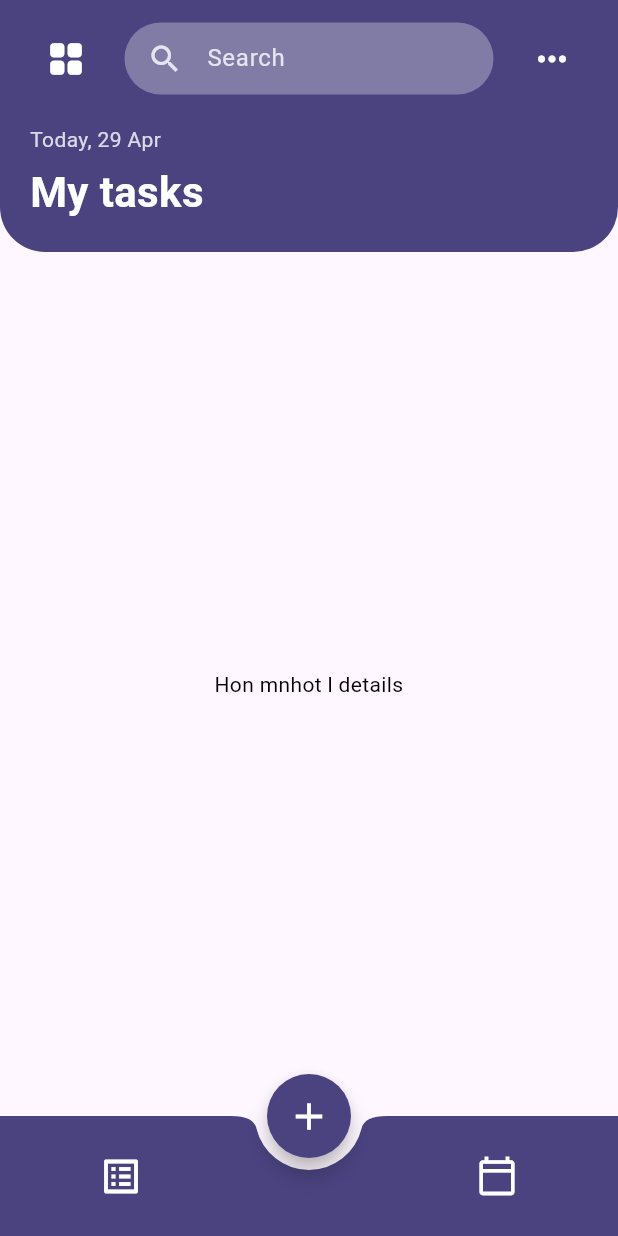
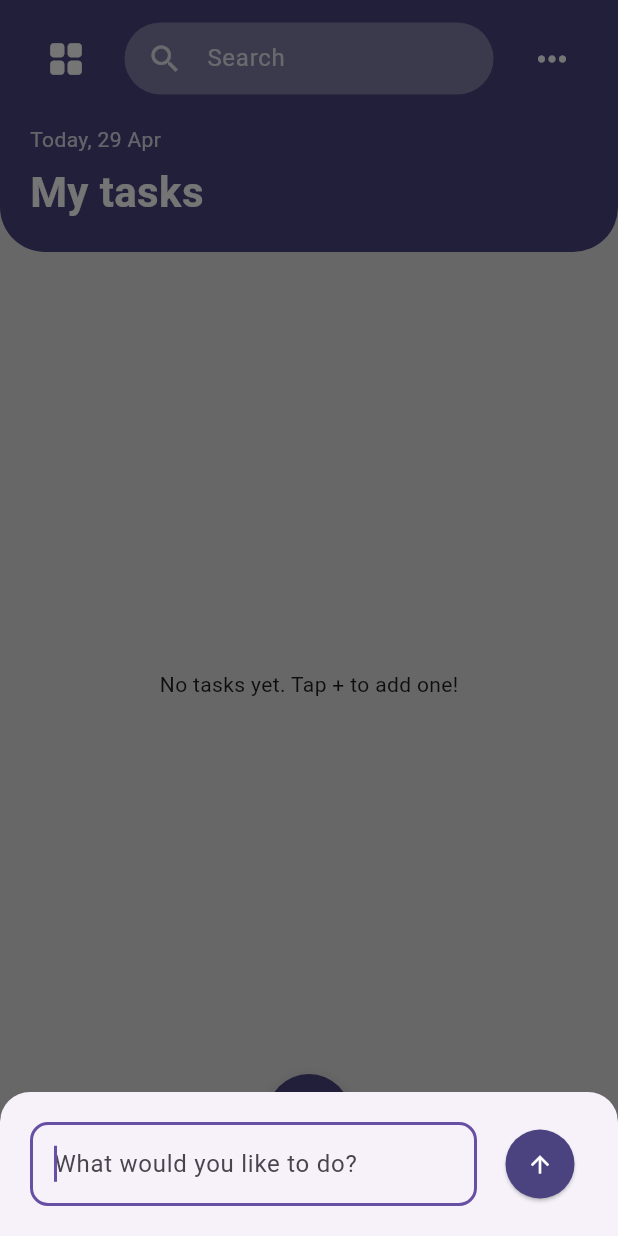
Before and after one commit to code0lama/Todoire, a Flutter app: the screen it shows after launch, after a tap on the "add" icon, on a phone screen of 412 x 824 dp. Run offline on Flutter 3.47's test engine with Material 3 defaults, Android fonts, the phone set to English and light mode, and no system bars.

Commit message:
add tasks v0

```diff
--- a/lib/main.dart
+++ b/lib/main.dart
@@ -1,5 +1,6 @@
 import 'package:flutter/material.dart';
 import 'package:intl/intl.dart';
+
 void main() {
   runApp(MyApp());
 }
@@ -14,54 +15,124 @@ class MyApp extends StatelessWidget {
     );
   }
 }
+
 class TaskScreen extends StatefulWidget {
   @override
   _TaskScreenState createState() => _TaskScreenState();
 }
 
 class _TaskScreenState extends State<TaskScreen> {
-  final Color primaryColor =Color(0xFF4A4380); // head color
-  final Color searchBarColor = Colors.white30; // for search
-  final Color addbutton = Color(0xFF4A4380);     // for add button
-  final Color bottomNavBarColor = Color(0xFF4A4380); // for bot nav bar
-  final Color iconColor = Colors.white;        // for header icons+text
-  final Color bottomIconColor = Colors.white; //  nav bar button
-  final Color checkColor = Color(0xFF4A4380); // Color for the check icon in menu
+  final Color primaryColor = Color(0xFF4A4380);
+  final Color searchBarColor = Colors.white30;
+  final Color addbutton = Color(0xFF4A4380);
+  final Color bottomNavBarColor = Color(0xFF4A4380);
+  final Color iconColor = Colors.white;
+  final Color bottomIconColor = Colors.white;
+  final Color checkColor = Color(0xFF4A4380);
   bool _showLabels = true;
   bool _showCompleted = true;
+  List<String> tasks = [];
+
   void _handleSort() {
     print("Sort action triggered!");
+  }
+
+  void _showAddTaskBottomSheet(BuildContext context) {
+    String newTask = '';
+    showModalBottomSheet(
+      context: context,
+      shape: RoundedRectangleBorder(
+        borderRadius: BorderRadius.vertical(top: Radius.circular(20)),
+      ),
+      builder: (context) {
+        return Padding(
+          padding: const EdgeInsets.all(20.0),
+          child: Row(
+            children: [
+              Expanded(
+                child: TextField(
+                  autofocus: true,
+                  decoration: InputDecoration(
+                    hintText: 'What would you like to do?',
+                    border: OutlineInputBorder(
+                      borderRadius: BorderRadius.circular(12),
+                    ),
+                  ),
+                  onChanged: (value) {
+                    newTask = value;
+                  },
+                ),
+              ),
+              SizedBox(width: 10),
+              ElevatedButton(
+                onPressed: () {
+                  if (newTask.trim().isNotEmpty) {
+                    setState(() {
+                      tasks.add(newTask.trim());
+                    });
+                    Navigator.pop(context);
+                  }
+                },
+                style: ElevatedButton.styleFrom(
+                  shape: CircleBorder(),
+                  padding: EdgeInsets.all(14),
+                  backgroundColor: primaryColor,
+                ),
+                child: Icon(Icons.arrow_upward, color: Colors.white),
+              )
+            ],
+          ),
+        );
+      },
+    );
   }
 
   @override
   Widget build(BuildContext context) {
     return Scaffold(
+      backgroundColor: Colors.grey[300],
       body: Column(
         children: [
           _buildHeader(context),
           Expanded(
-            child: Center(
-              child: Text(
-                'Hon mnhot l details',
-                textAlign: TextAlign.center,
-                style: TextStyle(color: Colors.black),
+            child: tasks.isEmpty
+                ? Center(child: Text('No tasks yet. Tap + to add one!'))
+                : ListView.builder(
+              padding: EdgeInsets.all(20),
+              itemCount: tasks.length,
+              itemBuilder: (context, index) {
+                return Card(
+                  color: Colors.white,
+                  shape: RoundedRectangleBorder(
+                    borderRadius: BorderRadius.circular(12),
                   ),
+                  elevation: 4,
+                  margin: EdgeInsets.symmetric(vertical: 8),
+                  child: ListTile(
+                    title: Text(
+                      tasks[index],
+                      style: TextStyle(color: Colors.black87),
+                    ),
+                  ),
+                );
+              },
             ),
           ),
         ],
       ),
       floatingActionButton: FloatingActionButton(
         onPressed: () {
-          // With lama
+          _showAddTaskBottomSheet(context);
         },
         child: Icon(Icons.add, size: 30, color: Colors.white),
-        backgroundColor: addbutton, // Use color from State
+        backgroundColor: addbutton,
         shape: CircleBorder(),
       ),
       floatingActionButtonLocation: FloatingActionButtonLocation.centerDocked,
       bottomNavigationBar: _buildBottomNavBar(context),
     );
   }
+
   Widget _buildHeader(BuildContext context) {
     double topPadding = MediaQuery.of(context).padding.top;
     final now = DateTime.now();
@@ -69,9 +140,7 @@ class _TaskScreenState extends State<TaskScreen> {
     final String displayDateString = 'Today, $formattedDate';
 
     return Container(
-      padding: EdgeInsets.only(
-          top: topPadding + 15, left: 20, right: 20, bottom: 20
-      ),
+      padding: EdgeInsets.only(top: topPadding + 15, left: 20, right: 20, bottom: 20),
       decoration: BoxDecoration(
         color: primaryColor,
         borderRadius: BorderRadius.only(
@@ -85,12 +154,8 @@ class _TaskScreenState extends State<TaskScreen> {
           Row(
             mainAxisAlignment: MainAxisAlignment.spaceBetween,
             children: [
-              IconButton(
-                icon: Icon(Icons.grid_view_rounded, color: iconColor, size: 28),
-                onPressed: () {}, //with lama or khulud
-              ),
+              IconButton(icon: Icon(Icons.grid_view_rounded, color: iconColor, size: 28), onPressed: () {}),
               Expanded(
-                child: GestureDetector(
                 child: Container(
                   margin: EdgeInsets.symmetric(horizontal: 15),
                   padding: EdgeInsets.symmetric(horizontal: 15),
@@ -101,24 +166,18 @@ class _TaskScreenState extends State<TaskScreen> {
                   child: TextField(
                     style: TextStyle(color: Colors.white),
                     decoration: InputDecoration(
-                        icon: Icon(Icons.search, color: iconColor.withOpacity(0.8)),
+                      icon: Icon(Icons.search, color: iconColor.withAlpha((0.8 * 255).toInt())),
                       hintText: 'Search',
-                        hintStyle: TextStyle(color: iconColor.withOpacity(0.8)),
+                      hintStyle: TextStyle(color: iconColor.withAlpha((0.8 * 255).toInt())),
                       border: InputBorder.none,
                     ),
                   ),
                 ),
-                  onTap: () {
-                    //later
-                  },
-                ),
               ),
               PopupMenuButton<String>(
                 icon: Icon(Icons.more_horiz, color: iconColor, size: 28),
-                color: Colors.white, // Menu background
-                shape: RoundedRectangleBorder(
-                  borderRadius: BorderRadius.circular(12.0),
-                ),
+                color: Colors.white,
+                shape: RoundedRectangleBorder(borderRadius: BorderRadius.circular(12.0)),
                 elevation: 4,
                 onSelected: (String result) {
                   setState(() {
@@ -136,48 +195,22 @@ class _TaskScreenState extends State<TaskScreen> {
                   });
                 },
                 itemBuilder: (BuildContext context) => <PopupMenuEntry<String>>[
-                  _buildPopupMenuItem(
-                    context: context,
-                    icon: Icons.label_outline,
-                    title: 'Show Label',
-                    value: 'show_label',
-                    showCheck: _showLabels,
-                    checkColor: checkColor,
-                  ),
-                  _buildPopupMenuItem(
-                    context: context,
-                    icon: Icons.check_circle_outline,
-                    title: 'Show Completed',
-                    value: 'show_completed',
-                    showCheck: _showCompleted,
-                    checkColor: checkColor,
-                  ),
-                  _buildPopupMenuItem(
-                    context: context,
-                    icon: Icons.sort,
-                    title: 'Sort',
-                    value: 'sort',
+                  _buildPopupMenuItem(context: context, icon: Icons.label_outline, title: 'Show Label', value: 'show_label', showCheck: _showLabels, checkColor: checkColor),
+                  _buildPopupMenuItem(context: context, icon: Icons.check_circle_outline, title: 'Show Completed', value: 'show_completed', showCheck: _showCompleted, checkColor: checkColor),
+                  _buildPopupMenuItem(context: context, icon: Icons.sort, title: 'Sort', value: 'sort'),
+                ],
               ),
             ],
           ),
-
-            ],
-          ),
           SizedBox(height: 20),
-          Text(
-            displayDateString,
-            style: TextStyle(color: iconColor.withOpacity(0.8), fontSize: 14),
-          ),
+          Text(displayDateString, style: TextStyle(color: iconColor.withAlpha((0.8 * 255).toInt()), fontSize: 14)),
           SizedBox(height: 5),
-          Text(
-            'My tasks',
-            style: TextStyle(
-                color: iconColor, fontSize: 28, fontWeight: FontWeight.bold),
-          ),
+          Text('My tasks', style: TextStyle(color: iconColor, fontSize: 28, fontWeight: FontWeight.bold)),
         ],
       ),
     );
   }
+
   PopupMenuItem<String> _buildPopupMenuItem({
     required BuildContext context,
     required IconData icon,
@@ -190,16 +223,16 @@ class _TaskScreenState extends State<TaskScreen> {
       value: value,
       child: Row(
         children: [
-          Icon(icon, color: Color(0xFF4A4380)), // Menu item icon color
+          Icon(icon, color: Color(0xFF4A4380)),
           SizedBox(width: 12),
           Text(title),
           Spacer(),
-          if (showCheck)
-            Icon(Icons.check,),
+          if (showCheck) Icon(Icons.check, color: checkColor),
         ],
       ),
     );
   }
+
   Widget _buildBottomNavBar(BuildContext context) {
     return BottomAppBar(
       color: bottomNavBarColor,
@@ -211,15 +244,9 @@ class _TaskScreenState extends State<TaskScreen> {
         child: Row(
           mainAxisAlignment: MainAxisAlignment.spaceAround,
           children: [
-            IconButton(
-              icon: Icon(Icons.list_alt_outlined, color: bottomIconColor, size: 30),
-              onPressed: () {},
-            ),
+            IconButton(icon: Icon(Icons.list_alt_outlined, color: bottomIconColor, size: 30), onPressed: () {}),
             SizedBox(width: 40),
-            IconButton(
-              icon: Icon(Icons.calendar_today_outlined, color: bottomIconColor, size: 28),
-              onPressed: () {},
-            ),
+            IconButton(icon: Icon(Icons.calendar_today_outlined, color: bottomIconColor, size: 28), onPressed: () {}),
           ],
         ),
       ),
```
Also changed, not shown: pubspec.lock, 1 other file. Lines whose indentation alone changed are shown as unchanged.
